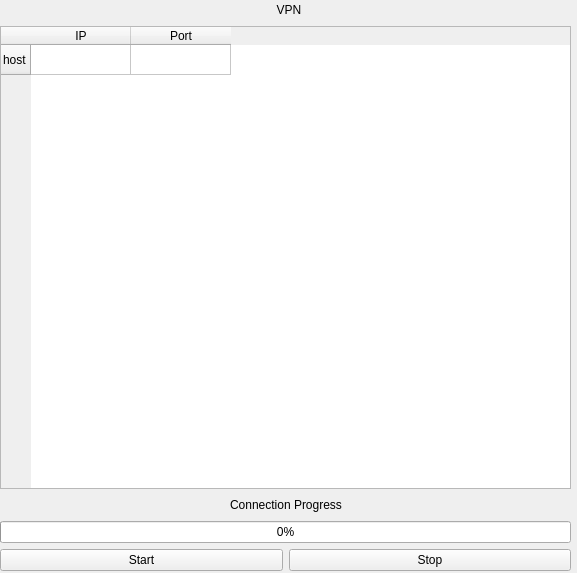
Above: VPN_UI.ui from wellincall/412-Assignment3 before the change. Below: the same form after it.
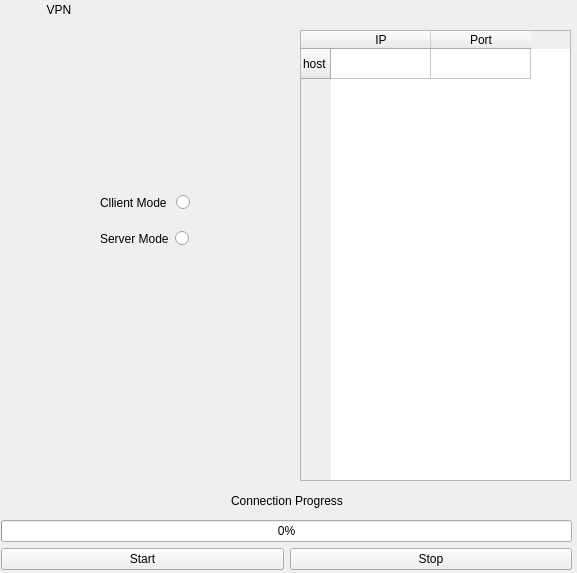
That is the form after the change.

Commit message: client and server signals started

```diff
--- a/VPN_UI.ui
+++ b/VPN_UI.ui
@@ -13,17 +13,7 @@
   <property name="windowTitle">
    <string>VPN</string>
   </property>
-  <widget class="QWidget" name="layoutWidget">
-   <property name="geometry">
-    <rect>
-     <x>0</x>
-     <y>0</y>
-     <width>571</width>
-     <height>571</height>
-    </rect>
-   </property>
-   <layout class="QVBoxLayout" name="verticalLayout_2">
-    <item>
+  <widget class="QWidget" name="">
      <layout class="QHBoxLayout" name="horizontalLayout_3">
       <item>
        <spacer name="horizontalSpacer_3">
@@ -59,27 +49,16 @@
        </spacer>
       </item>
      </layout>
-    </item>
-    <item>
-     <widget class="QTableWidget" name="tableWidget">
-      <row>
-       <property name="text">
-        <string>host</string>
-       </property>
-      </row>
-      <column>
-       <property name="text">
-        <string>IP</string>
-       </property>
-      </column>
-      <column>
-       <property name="text">
-        <string>Port</string>
-       </property>
-      </column>
-     </widget>
-    </item>
-    <item>
+  </widget>
+  <widget class="QWidget" name="">
+   <property name="geometry">
+    <rect>
+     <x>1</x>
+     <y>488</y>
+     <width>571</width>
+     <height>82</height>
+    </rect>
+   </property>
      <layout class="QVBoxLayout" name="verticalLayout">
       <item>
        <layout class="QHBoxLayout" name="horizontalLayout_2">
@@ -142,6 +121,77 @@
          </widget>
         </item>
        </layout>
+    </item>
+   </layout>
+  </widget>
+  <widget class="QTableWidget" name="tableWidget">
+   <property name="geometry">
+    <rect>
+     <x>300</x>
+     <y>30</y>
+     <width>271</width>
+     <height>451</height>
+    </rect>
+   </property>
+   <row>
+    <property name="text">
+     <string>host</string>
+    </property>
+   </row>
+   <column>
+    <property name="text">
+     <string>IP</string>
+    </property>
+   </column>
+   <column>
+    <property name="text">
+     <string>Port</string>
+    </property>
+   </column>
+  </widget>
+  <widget class="QWidget" name="">
+   <property name="geometry">
+    <rect>
+     <x>100</x>
+     <y>180</y>
+     <width>91</width>
+     <height>81</height>
+    </rect>
+   </property>
+   <layout class="QVBoxLayout" name="verticalLayout_2">
+    <item>
+     <layout class="QHBoxLayout" name="horizontalLayout_4">
+      <item>
+       <widget class="QLabel" name="label_3">
+        <property name="text">
+         <string>Cllient Mode </string>
+        </property>
+       </widget>
+      </item>
+      <item>
+       <widget class="QRadioButton" name="client">
+        <property name="text">
+         <string/>
+        </property>
+       </widget>
+      </item>
+     </layout>
+    </item>
+    <item>
+     <layout class="QHBoxLayout" name="horizontalLayout_5">
+      <item>
+       <widget class="QLabel" name="label_4">
+        <property name="text">
+         <string>Server Mode</string>
+        </property>
+       </widget>
+      </item>
+      <item>
+       <widget class="QRadioButton" name="server">
+        <property name="text">
+         <string/>
+        </property>
+       </widget>
       </item>
      </layout>
     </item>
```
Lines whose indentation alone changed are shown as unchanged. The commit also changes 4 other files.
